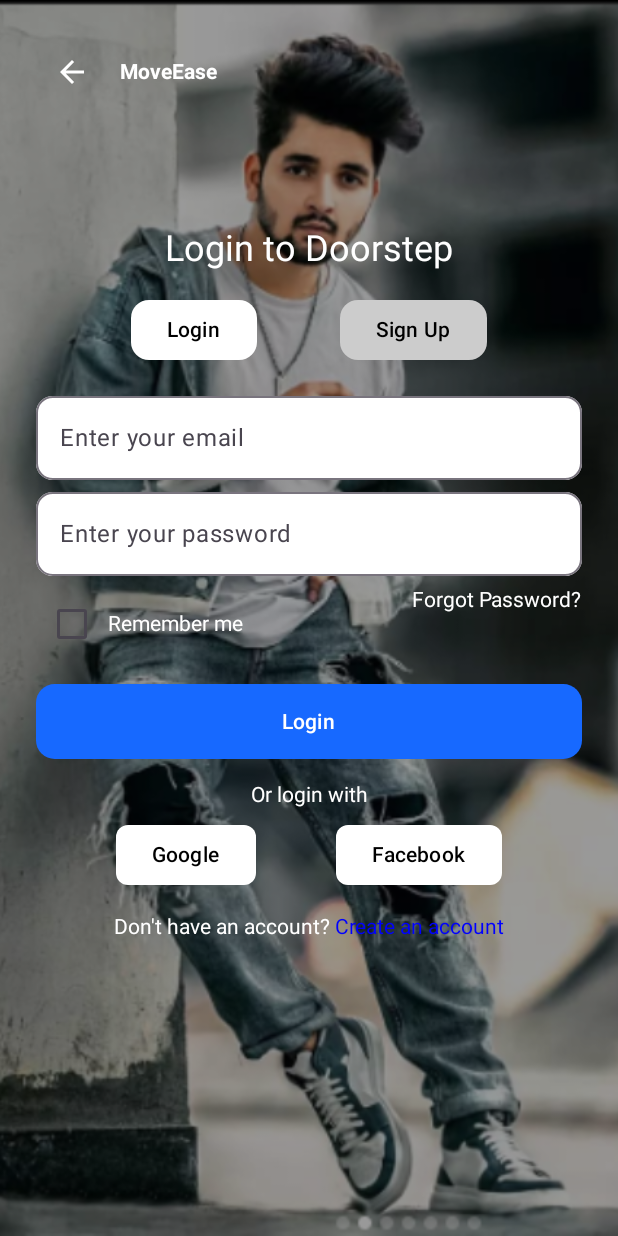
After one commit to aryanchau1516/jetpack_Tutorial, an Android app built with Jetpack Compose: the @Preview function LoginScreen, on a phone screen of 412 x 824 dp. The commit adds this screen. Run offline under Robolectric (Android 15) with nearby library versions, the phone set to English and light mode, and no system bars.

Commit message:
jetpack tutorial beginner to advance

```diff
--- a/app/build.gradle.kts
+++ b/app/build.gradle.kts
@@ -74,5 +74,7 @@ dependencies {
     implementation("androidx.lifecycle:lifecycle-viewmodel-compose:2.6.0")
     implementation("androidx.compose.runtime:runtime-livedata:1.7.6")
     implementation("io.coil-kt.coil3:coil-compose:3.0.4")
+    implementation("androidx.compose.material3:material3:1.2.0") // or latest
+
 
 }
--- /dev/null
+++ b/app/src/main/java/com/example/jetpackpractice/practice2/coreCmpnt/LoginScreen.kt
@@ -0,0 +1,210 @@
+package com.example.jetpackpractice.practice2.coreCmpnt
+
+import androidx.compose.foundation.Image
+import androidx.compose.foundation.background
+import androidx.compose.foundation.layout.*
+import androidx.compose.foundation.shape.RoundedCornerShape
+import androidx.compose.material.icons.Icons
+import androidx.compose.material.icons.filled.ArrowBack
+import androidx.compose.material3.*
+import androidx.compose.runtime.*
+import androidx.compose.ui.Alignment
+import androidx.compose.ui.Modifier
+import androidx.compose.ui.graphics.Color
+import androidx.compose.ui.layout.ContentScale
+import androidx.compose.ui.res.painterResource
+import androidx.compose.ui.text.SpanStyle
+import androidx.compose.ui.text.buildAnnotatedString
+import androidx.compose.ui.text.font.FontWeight
+import androidx.compose.ui.text.withStyle
+import androidx.compose.ui.tooling.preview.Preview
+import androidx.compose.ui.unit.dp
+import androidx.compose.ui.unit.sp
+import com.example.jetpackpractice.R
+
+@Preview(showBackground = true)
+@OptIn(ExperimentalMaterial3Api::class)
+@Composable
+fun LoginScreen() {
+    Box(modifier = Modifier.fillMaxSize()) {
+
+        // Background Image
+        Image(
+            painter = painterResource(id = R.drawable.back),
+            contentDescription = "Background",
+            modifier = Modifier.fillMaxSize(),
+            contentScale = ContentScale.Crop
+        )
+
+        // Overlay for dimming the background
+        Box(
+            modifier = Modifier
+                .fillMaxSize()
+                .background(Color.Black.copy(alpha = 0.4f))
+        )
+
+        // Foreground Content
+        Column(
+            modifier = Modifier
+                .fillMaxSize()
+                .padding(24.dp),
+            verticalArrangement = Arrangement.Top,
+            horizontalAlignment = Alignment.CenterHorizontally
+        ) {
+            // Top Bar
+            Row(
+                Modifier.fillMaxWidth(),
+                verticalAlignment = Alignment.CenterVertically
+            ) {
+                IconButton(onClick = { /* TODO */ }) {
+                    Icon(
+                        imageVector = Icons.Default.ArrowBack,
+                        contentDescription = "Back",
+                        tint = Color.White
+                    )
+                }
+                Spacer(modifier = Modifier.width(8.dp))
+                Text("MoveEase", color = Color.White, fontWeight = FontWeight.Bold)
+            }
+
+            Spacer(modifier = Modifier.height(80.dp))
+
+            // Title
+            Text("Login to Doorstep", color = Color.White, fontSize = 24.sp)
+
+            Spacer(modifier = Modifier.height(16.dp))
+
+            // Toggle Tabs
+            Row(
+                Modifier
+                    .fillMaxWidth()
+                    .padding(horizontal = 8.dp),
+                horizontalArrangement = Arrangement.SpaceEvenly
+            ) {
+                Button(
+                    onClick = { /* TODO */ },
+                    colors = ButtonDefaults.buttonColors(
+                        containerColor = Color.White
+                    ),
+                    shape = RoundedCornerShape(30)
+                ) {
+                    Text("Login", color = Color.Black)
+                }
+                Button(
+                    onClick = { /* TODO */ },
+                    colors = ButtonDefaults.buttonColors(
+                        containerColor = Color.LightGray
+                    ),
+                    shape = RoundedCornerShape(30)
+                ) {
+                    Text("Sign Up", color = Color.Black)
+                }
+            }
+
+            Spacer(modifier = Modifier.height(16.dp))
+
+            // Input Fields
+            var email by remember { mutableStateOf("") }
+            var password by remember { mutableStateOf("") }
+
+            OutlinedTextField(
+                value = email,
+                onValueChange = { email = it },
+                placeholder = { Text("Enter your email") },
+                modifier = Modifier
+                    .fillMaxWidth()
+                    .padding(vertical = 4.dp),
+                shape = RoundedCornerShape(20),
+                colors = OutlinedTextFieldDefaults.colors(
+                    unfocusedContainerColor = Color.White,
+                    focusedContainerColor = Color.White
+                )
+            )
+
+            OutlinedTextField(
+                value = password,
+                onValueChange = { password = it },
+                placeholder = { Text("Enter your password") },
+                modifier = Modifier
+                    .fillMaxWidth()
+                    .padding(vertical = 4.dp),
+                shape = RoundedCornerShape(20),
+                colors = OutlinedTextFieldDefaults.colors(
+                    unfocusedContainerColor = Color.White,
+                    focusedContainerColor = Color.White
+                )
+            )
+
+            Spacer(modifier = Modifier.height(4.dp))
+
+            // Remember Me & Forgot Password
+            Row(
+                Modifier.fillMaxWidth(),
+                horizontalArrangement = Arrangement.SpaceBetween
+            ) {
+                Row(verticalAlignment = Alignment.CenterVertically) {
+                    Checkbox(checked = false, onCheckedChange = {})
+                    Text("Remember me", color = Color.White)
+                }
+                Text("Forgot Password?", color = Color.White)
+            }
+
+            Spacer(modifier = Modifier.height(16.dp))
+
+            // Login Button
+            Button(
+                onClick = {},
+                modifier = Modifier
+                    .fillMaxWidth()
+                    .height(50.dp),
+                colors = ButtonDefaults.buttonColors(
+                    containerColor = Color(0xFF1769FF)
+                ),
+                shape = RoundedCornerShape(25)
+            ) {
+                Text("Login", color = Color.White)
+            }
+
+            Spacer(modifier = Modifier.height(16.dp))
+
+            Text("Or login with", color = Color.White)
+
+            Spacer(modifier = Modifier.height(8.dp))
+
+            // Google and Facebook Buttons
+            Row(
+                Modifier.fillMaxWidth(),
+                horizontalArrangement = Arrangement.SpaceEvenly
+            ) {
+                Button(
+                    onClick = {},
+                    shape = RoundedCornerShape(20),
+                    colors = ButtonDefaults.buttonColors(containerColor = Color.White)
+                ) {
+                    Text("Google", color = Color.Black)
+                }
+
+                Button(
+                    onClick = {},
+                    shape = RoundedCornerShape(20),
+                    colors = ButtonDefaults.buttonColors(containerColor = Color.White)
+                ) {
+                    Text("Facebook", color = Color.Black)
+                }
+            }
+
+            Spacer(modifier = Modifier.height(16.dp))
+
+            // Bottom Text
+            Text(
+                buildAnnotatedString {
+                    append("Don't have an account? ")
+                    withStyle(style = SpanStyle(color = Color.Blue)) {
+                        append("Create an account")
+                    }
+                },
+                color = Color.White
+            )
+        }
+    }
+}
```
Also changed, not shown: app/src/main/java/com/example/jetpackpractice/MainActivity.kt (+2 -6 lines), app/src/main/java/com/example/jetpackpractice/practice2/coreCmpnt/CustomAppHeader.kt (added, +46 -0 lines), app/src/main/java/com/example/jetpackpractice/practice2/coreCmpnt/MyScreen.kt (added, +49 -0 lines), app/src/main/java/com/example/jetpackpractice/practice2/coreCmpnt/OnboardingScreen.kt (added, +105 -0 lines), app/src/main/java/com/example/jetpackpractice/practice2/coreCmpnt/SimpleAppHeader.kt (added, +49 -0 lines), app/src/main/res/drawable/back.png (added).
